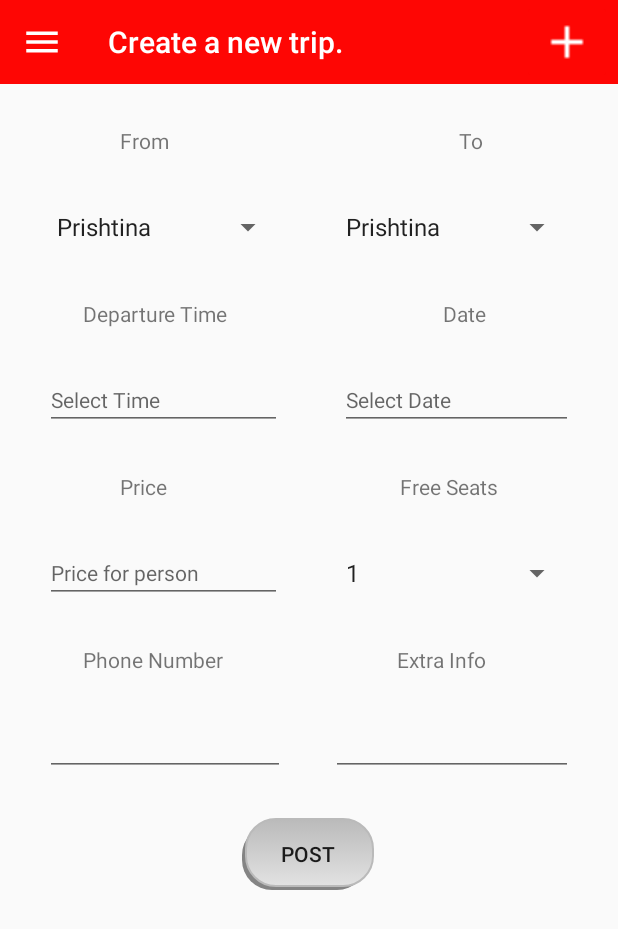
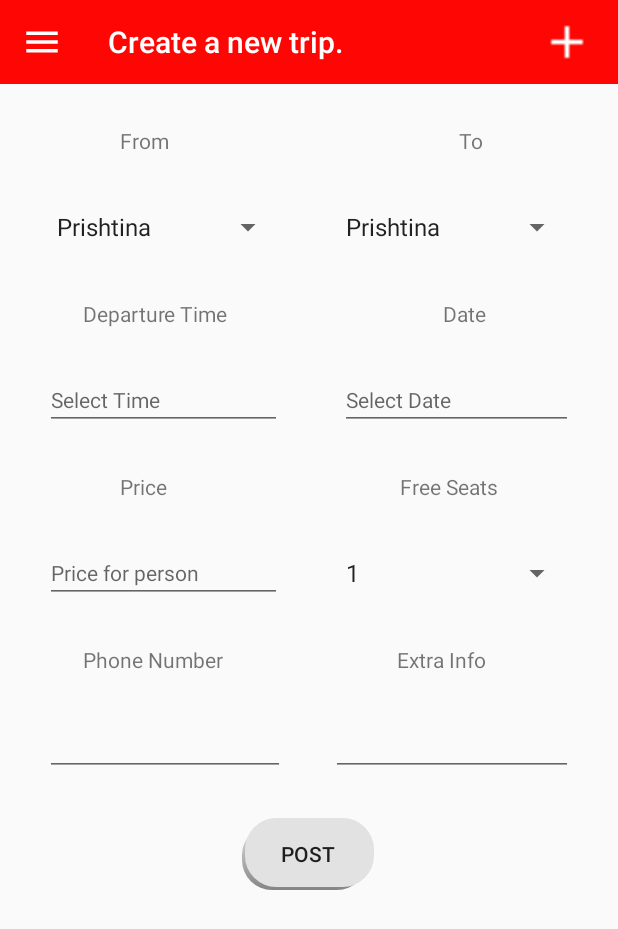
Before and after one commit to EgzonaGrashtica/PPMGr.1, an Android app: the screen it shows after launch once a user with an empty profile is signed in (MainActivity), after a tap on "Button for adding a post", on a phone screen of 412 x 824 dp. Shown: the top 929 px of the screen. Run offline under Robolectric (Android 15) with nearby library versions, the light colour scheme and no system bars; our stand-ins replace Firebase (no records; nobody signed in at launch, a user with empty details on screens opened directly).

Commit message:
Funksionaliteti i butonit Reserve
Se pari eshte permirsuar ndryshimi i kohes se postimit, pastaj kemi krijuar databazen lokale ne te cilen ruhen postimet e rezervuara me ane te butonit ne dialog box, si dhe ndryshon vlera e free seats ne firebase dmth zvoglohet per 1, shtimi i ikonave ne menu.

```diff
--- a/hitchhikerK/app/src/main/java/com/fiek/hitchhikerkosova/ui/MainPostsFragment.java
+++ b/hitchhikerK/app/src/main/java/com/fiek/hitchhikerkosova/ui/MainPostsFragment.java
@@ -14,6 +14,7 @@ import android.util.Log;
 import android.view.LayoutInflater;
 import android.view.View;
 import android.view.ViewGroup;
+import android.widget.Button;
 
 import com.fiek.hitchhikerkosova.LogInActivity;
 import com.fiek.hitchhikerkosova.PostModel;
@@ -75,7 +76,7 @@ public class MainPostsFragment extends Fragment {
             mParam1 = getArguments().getString(ARG_PARAM1);
             mParam2 = getArguments().getString(ARG_PARAM2);
         }
-        postsAdapter=new PostsAdapter(getContext());
+        postsAdapter=new PostsAdapter(getContext(),"MainPostsFragment");
         mDatabase= FirebaseDatabase.getInstance().getReference().child("Posts");
 
         mDatabase.addChildEventListener(new ChildEventListener() {
@@ -90,7 +91,14 @@ public class MainPostsFragment extends Fragment {
 
             @Override
             public void onChildChanged(@NonNull DataSnapshot dataSnapshot, @Nullable String s) {
-
+                PostModel postModelChanged=dataSnapshot.getValue(PostModel.class);
+                postModelChanged.setId(dataSnapshot.getKey());
+                for(PostModel pm:postsAdapter.dataSource){
+                    if(pm.getId().equals(postModelChanged.getId())){
+                        pm.setFreeSeats(postModelChanged.getFreeSeats());
+                        postsAdapter.notifyDataSetChanged();
+                    }
+                }
             }
 
             @Override
@@ -114,10 +122,11 @@ public class MainPostsFragment extends Fragment {
             @Override
             public void run() {
                 postsAdapter.notifyDataSetChanged();
-                Log.i("xona","Qitu");
                 refreshLayout.setRefreshing(false);
             }
         }, 3000);
+
+
 
 
     }
--- a/hitchhikerK/app/src/main/res/drawable/button.xml
+++ b/hitchhikerK/app/src/main/res/drawable/button.xml
@@ -5,14 +5,14 @@
         <item android:right="5dp" android:top="5dp">s
             <shape>
                 <corners android:radius="20dp" />
-                <solid android:color="#848484" />
+                <gradient android:angle="270"
+                    android:endColor="#858585" android:startColor="#E2E2E2" />
             </shape>
         </item>
         <item android:bottom="2dp" android:left="2dp">
             <shape>
-                <gradient android:angle="270"
-                    android:endColor="#E2E2E2" android:startColor="#BABABA" />
-                <stroke android:width="1dp" android:color="#BABABA" />
+                <solid android:color="#E2E2E2"></solid>
+                <stroke android:width="2dp" android:color="#E2E2E2" />
                 <corners android:radius="20dp" />
                 <padding android:bottom="10dp" android:left="10dp"
                     android:right="10dp" android:top="10dp" />
--- a/hitchhikerK/app/src/main/res/layout/activity_main.xml
+++ b/hitchhikerK/app/src/main/res/layout/activity_main.xml
@@ -59,7 +59,7 @@ android:layout_height="match_parent"
                     android:layout_width="wrap_content"
                     android:layout_height="wrap_content"
                     android:drawableLeft="@drawable/logout_icon"
-                    android:drawablePadding="10dp"
+                    android:drawablePadding="20dp"
                     android:gravity="center"
                     android:text="@string/tvLogOut"
                     android:textSize="20sp"></TextView>
--- a/hitchhikerK/app/src/main/res/layout/dialog_ride.xml
+++ b/hitchhikerK/app/src/main/res/layout/dialog_ride.xml
@@ -117,6 +117,8 @@
                 android:layout_height="wrap_content"
                 android:layout_marginStart="118dp"
                 android:layout_marginTop="16dp"
+                android:drawableRight="@drawable/euro_icon"
+                android:drawablePadding="5dp"
                 android:textSize="18sp"
                 app:layout_constraintStart_toEndOf="@+id/textView7"
                 app:layout_constraintTop_toBottomOf="@+id/tvDialogDate" />
@@ -212,13 +214,13 @@
                 app:layout_constraintTop_toBottomOf="@+id/textView7" />
 
             <Button
+                android:id="@+id/btnReserve"
                 android:layout_width="match_parent"
                 android:layout_height="wrap_content"
                 android:layout_marginTop="15dp"
-                android:layout_marginBottom="5dp"
                 android:background="@drawable/et_style"
                 android:backgroundTint="#E2E2E2"
-                android:text="Rezervo"
+                android:text="@string/btnReserve"
                 app:layout_constraintBottom_toBottomOf="parent"
                 app:layout_constraintEnd_toEndOf="parent"
                 app:layout_constraintHorizontal_bias="0.0"
--- a/hitchhikerK/app/src/main/res/menu/drawer_view.xml
+++ b/hitchhikerK/app/src/main/res/menu/drawer_view.xml
@@ -3,10 +3,12 @@
     <group android:checkableBehavior="single">
         <item
             android:id="@+id/nav_rides_fragment"
-            android:title="Rides" />
+            android:icon="@drawable/ic_direction_car_18pt_2x"
+            android:title="@string/rides" />
         <item
             android:id="@+id/nav_second_fragment"
-            android:title="Second" />
+            android:icon="@drawable/ic_bookmark_18pt_2x"
+            android:title="@string/reserved" />
         <item
             android:id="@+id/nav_third_fragment"
             android:title="Third" />
--- a/hitchhikerK/app/src/main/res/values/strings.xml
+++ b/hitchhikerK/app/src/main/res/values/strings.xml
@@ -21,6 +21,8 @@
         <string name="btnAddPostTxt">Post</string>
         <!--MainActivity-->
         <string name="btnCancel">Cancel</string>
+        <!--MainPostsFragment-->
+        <string name="btnReserve">Reserve</string>
 
 
     <!-- onClick function -->
@@ -99,6 +101,9 @@
     <!-- Hamburger Menu-->
     <string name="drawer_open">Open</string>
     <string name="drawer_close">Close</string>
+    <!-- item -->
+    <string name="rides">Rides</string>
+    <string name="reserved">Reserved</string>
 
 
 
```
Also changed, not shown: hitchhikerK/app/src/main/java/com/fiek/hitchhikerkosova/Db/Database.java (added, +40 -0 lines), hitchhikerK/app/src/main/java/com/fiek/hitchhikerkosova/Db/RideModel.java (added, +16 -0 lines), hitchhikerK/app/src/main/java/com/fiek/hitchhikerkosova/adapters/PostsAdapter.java (+90 -19 lines), hitchhikerK/app/src/main/res/layout/post_row.xml (+4 -3 lines), hitchhikerK/app/src/main/res/drawable-v24/euro_icon.png (added), hitchhikerK/app/src/main/res/drawable-v24/ic_bookmark_18pt_2x.png (added), hitchhikerK/app/src/main/res/drawable-v24/ic_direction_car_18pt_2x.png (added).
